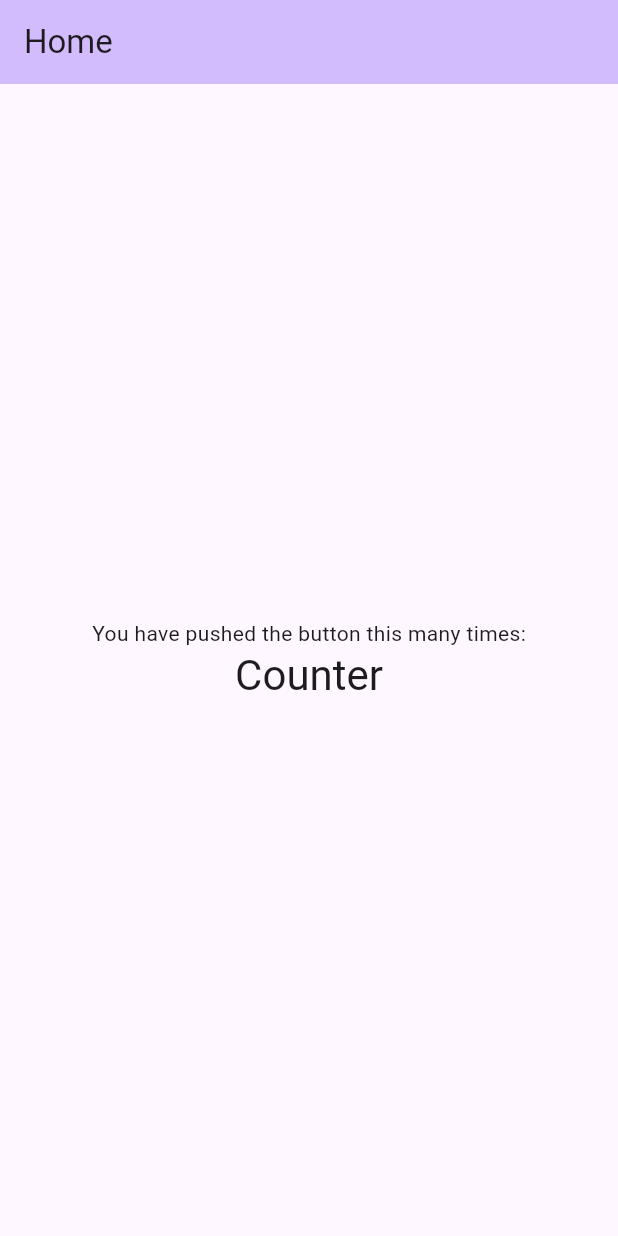
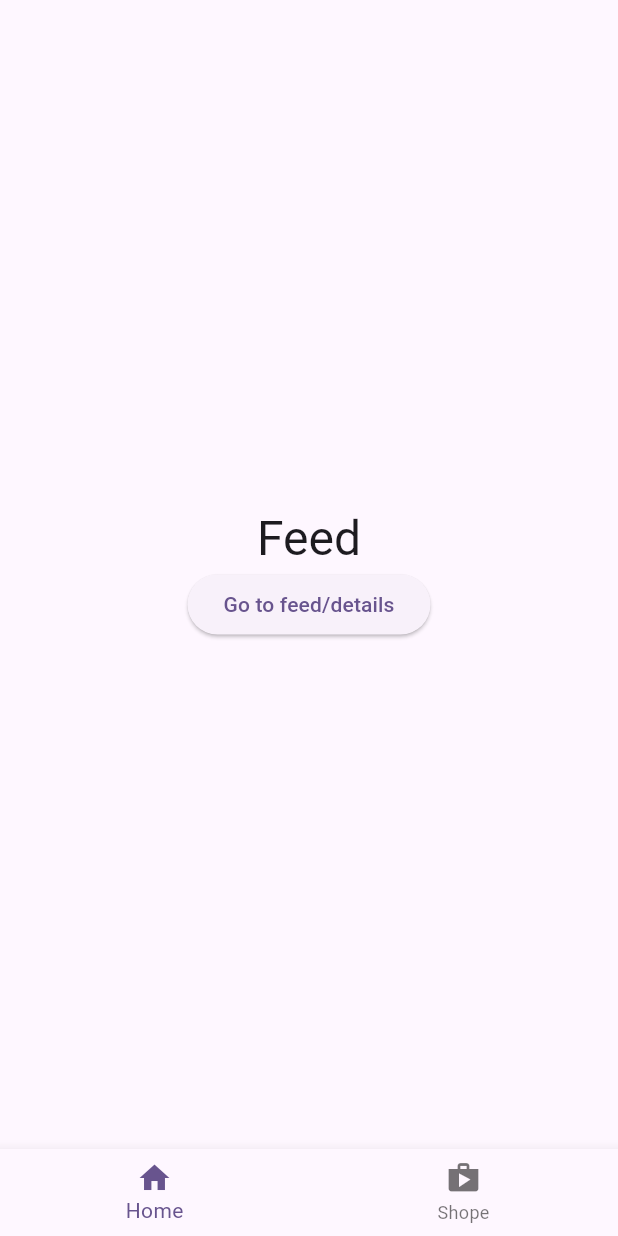
Before and after one commit to antonio-nicolau/flutter-go_router-with-nested-tab-navigation, a Flutter app: the screen it shows after launch, on a phone screen of 412 x 824 dp. Run offline on Flutter 3.47's test engine with Material 2 defaults, Android fonts, the phone set to English and light mode, and no system bars; our stand-ins replace go_router.

Commit message:
feat: added router

```diff
--- a/lib/src/app_widget.dart
+++ b/lib/src/app_widget.dart
@@ -1,18 +1,18 @@
 import 'package:flutter/material.dart';
-import 'package:go_router_example/src/modules/home/home_page.dart';
+import 'package:go_router_example/src/router/app_router.dart';
 
 class MyApp extends StatelessWidget {
   const MyApp({super.key});
 
   @override
   Widget build(BuildContext context) {
-    return MaterialApp(
+    return MaterialApp.router(
       title: 'Flutter Demo',
       theme: ThemeData(
         colorScheme: ColorScheme.fromSeed(seedColor: Colors.deepPurple),
         useMaterial3: true,
       ),
-      home: const MyHomePage(),
+      routerConfig: router,
     );
   }
 }
--- /dev/null
+++ b/lib/src/modules/details/details_page.dart
@@ -0,0 +1,22 @@
+import 'package:flutter/material.dart';
+
+class DetailsPage extends StatelessWidget {
+  const DetailsPage({super.key, this.label, this.child});
+
+  final String? label;
+  final Widget? child;
+
+  @override
+  Widget build(BuildContext context) {
+    return Scaffold(
+      appBar: AppBar(),
+      body: Center(
+        child: child ??
+            Text(
+              label ?? '',
+              style: Theme.of(context).textTheme.headlineLarge,
+            ),
+      ),
+    );
+  }
+}
--- /dev/null
+++ b/lib/src/modules/feed/feed_page.dart
@@ -0,0 +1,30 @@
+import 'package:flutter/material.dart';
+import 'package:go_router/go_router.dart';
+
+class FeedPage extends StatelessWidget {
+  const FeedPage({super.key, this.label, this.child});
+
+  final String? label;
+  final Widget? child;
+
+  @override
+  Widget build(BuildContext context) {
+    return Scaffold(
+      body: Center(
+        child: Column(
+          mainAxisAlignment: MainAxisAlignment.center,
+          children: [
+            Text(
+              'Feed',
+              style: Theme.of(context).textTheme.headlineLarge,
+            ),
+            ElevatedButton(
+              onPressed: () => context.go('details'),
+              child: const Text('Go to feed/details'),
+            ),
+          ],
+        ),
+      ),
+    );
+  }
+}
--- a/lib/src/modules/home/home_page.dart
+++ /dev/null
@@ -1,34 +0,0 @@
-import 'package:flutter/material.dart';
-
-class MyHomePage extends StatefulWidget {
-  const MyHomePage({super.key});
-
-  @override
-  State<MyHomePage> createState() => _MyHomePageState();
-}
-
-class _MyHomePageState extends State<MyHomePage> {
-  @override
-  Widget build(BuildContext context) {
-    return Scaffold(
-      appBar: AppBar(
-        backgroundColor: Theme.of(context).colorScheme.inversePrimary,
-        title: const Text('Home'),
-      ),
-      body: Center(
-        child: Column(
-          mainAxisAlignment: MainAxisAlignment.center,
-          children: <Widget>[
-            const Text(
-              'You have pushed the button this many times:',
-            ),
-            Text(
-              'Counter',
-              style: Theme.of(context).textTheme.headlineMedium,
-            ),
-          ],
-        ),
-      ),
-    );
-  }
-}
--- /dev/null
+++ b/lib/src/modules/scaffold_with_navbar/scaffold_with_navbar.dart
@@ -0,0 +1,34 @@
+import 'package:flutter/material.dart';
+import 'package:go_router/go_router.dart';
+
+class ScaffoldWithNavbar extends StatelessWidget {
+  const ScaffoldWithNavbar(this.navigationShell, {super.key});
+
+  /// The navigation shell and container for the branch Navigators.
+  final StatefulNavigationShell navigationShell;
+
+  @override
+  Widget build(BuildContext context) {
+    return Scaffold(
+      body: navigationShell,
+      bottomNavigationBar: BottomNavigationBar(
+        items: const [
+          BottomNavigationBarItem(icon: Icon(Icons.home), label: 'Home'),
+          BottomNavigationBarItem(icon: Icon(Icons.shop), label: 'Shope'),
+        ],
+        onTap: _onTap,
+      ),
+    );
+  }
+
+  void _onTap(index) {
+    navigationShell.goBranch(
+      index,
+      // A common pattern when using bottom navigation bars is to support
+      // navigating to the initial location when tapping the item that is
+      // already active. This example demonstrates how to support this behavior,
+      // using the initialLocation parameter of goBranch.
+      initialLocation: index == navigationShell.currentIndex,
+    );
+  }
+}
--- /dev/null
+++ b/lib/src/router/app_router.dart
@@ -0,0 +1,57 @@
+import 'package:flutter/material.dart';
+import 'package:go_router/go_router.dart';
+import 'package:go_router_example/src/modules/details/details_page.dart';
+import 'package:go_router_example/src/modules/feed/feed_page.dart';
+import 'package:go_router_example/src/modules/scaffold_with_navbar/scaffold_with_navbar.dart';
+
+// Create keys for `root` & `section` navigator avoiding unnecessary rebuilds
+final _rootNavigatorKey = GlobalKey<NavigatorState>();
+final _sectionNavigatorKey = GlobalKey<NavigatorState>();
+
+final router = GoRouter(
+  navigatorKey: _rootNavigatorKey,
+  initialLocation: '/feed',
+  routes: <RouteBase>[
+    StatefulShellRoute.indexedStack(
+      builder: (context, state, navigationShell) {
+        // Return the widget that implements the custom shell (e.g a BottomNavigationBar).
+        // The [StatefulNavigationShell] is passed to be able to navigate to other branches in a stateful way.
+        return ScaffoldWithNavbar(navigationShell);
+      },
+      branches: [
+        // The route branch for the 1º Tab
+        StatefulShellBranch(
+          navigatorKey: _sectionNavigatorKey,
+          // Add this branch routes
+          // each routes with its sub routes if available e.g feed/uuid/details
+          routes: <RouteBase>[
+            GoRoute(
+              path: '/feed',
+              builder: (context, state) => const FeedPage(),
+              routes: <RouteBase>[
+                GoRoute(
+                  path: 'detail',
+                  builder: (context, state) {
+                    return const DetailsPage(label: 'FeedDetails');
+                  },
+                )
+              ],
+            ),
+          ],
+        ),
+
+        // The route branch for 2º Tab
+        StatefulShellBranch(routes: <RouteBase>[
+          // Add this branch routes
+          // each routes with its sub routes if available e.g shope/uuid/details
+          GoRoute(
+            path: '/shope',
+            builder: (context, state) {
+              return const DetailsPage(label: 'Shope');
+            },
+          ),
+        ])
+      ],
+    ),
+  ],
+);
```
Also changed, not shown: 1 other file.
